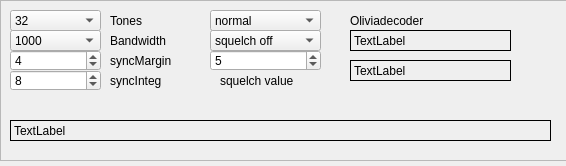
Qt form swreceiver/plugins/decoders/olivia-decoder/widget.ui (JvanKatwijk/sdr-j-sw) before a commit.
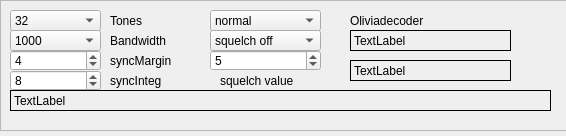
The same form after that commit.

What changed in the file:
```diff
--- a/swreceiver/plugins/decoders/olivia-decoder/widget.ui
+++ b/swreceiver/plugins/decoders/olivia-decoder/widget.ui
@@ -7,7 +7,7 @@
     <x>0</x>
     <y>0</y>
     <width>566</width>
-    <height>166</height>
+    <height>136</height>
    </rect>
   </property>
   <property name="windowTitle">
@@ -19,7 +19,7 @@
      <x>0</x>
      <y>0</y>
      <width>661</width>
-     <height>161</height>
+     <height>131</height>
     </rect>
    </property>
    <property name="frameShape">
@@ -186,7 +186,7 @@
     <property name="geometry">
      <rect>
       <x>10</x>
-      <y>120</y>
+      <y>90</y>
       <width>541</width>
       <height>21</height>
      </rect>
```
